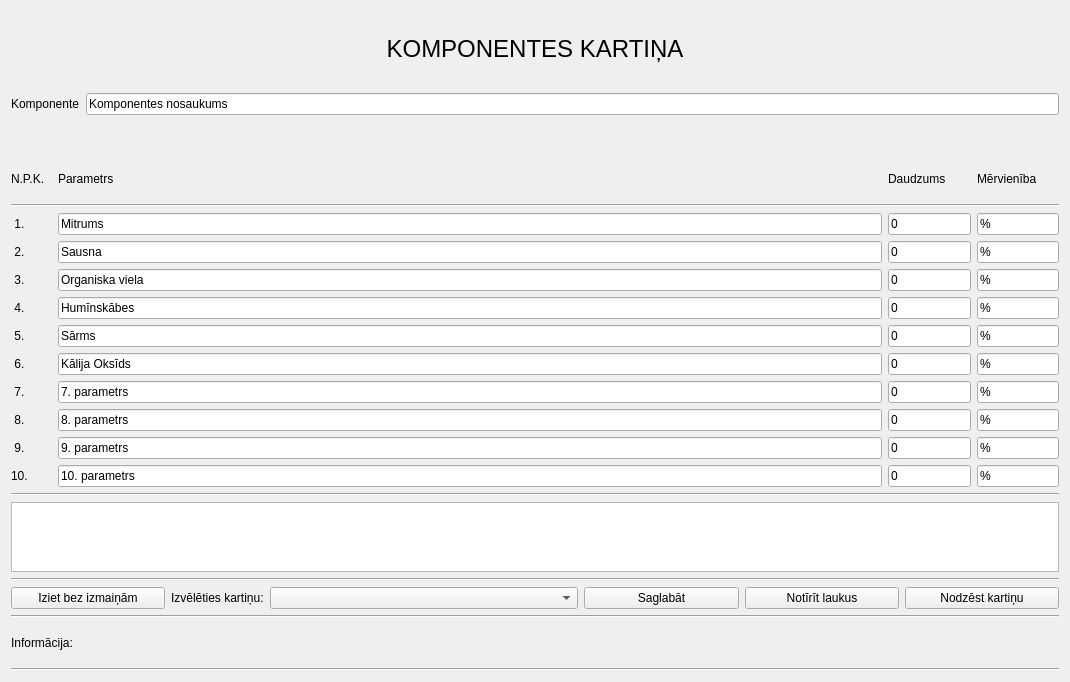
Before: the Qt Designer form componentcard.ui in kasarkonic/Sauka1, drawn with Qt 5.
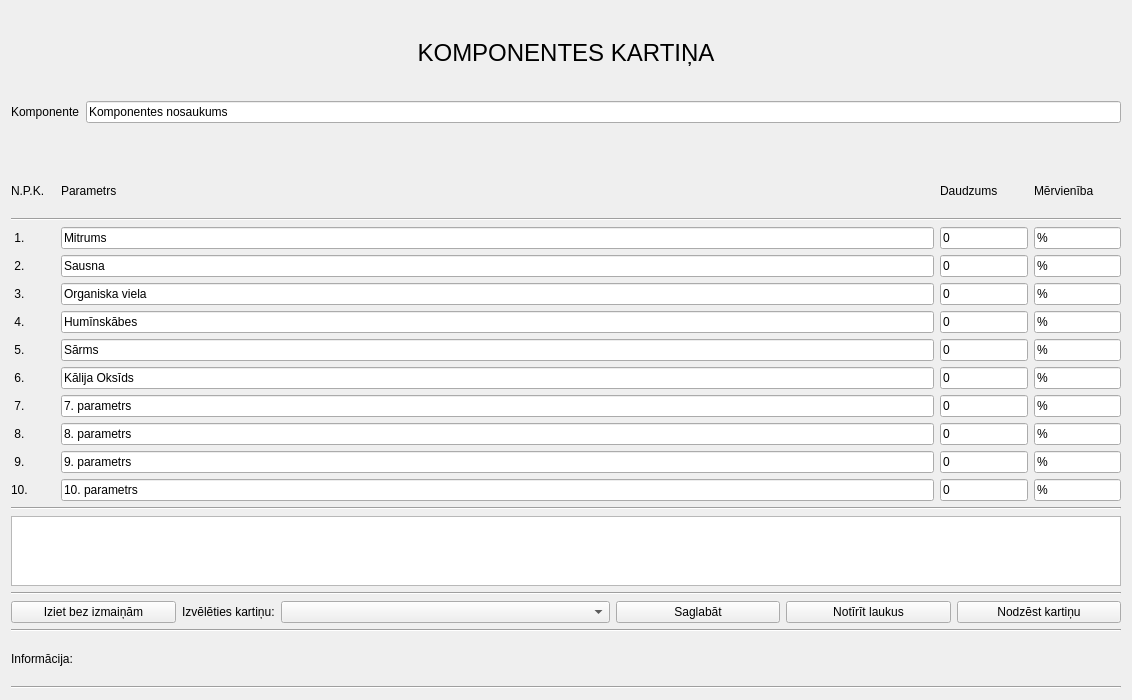
After: the same form once the commit is applied.

Patch:
```diff
--- a/componentcard.ui
+++ b/componentcard.ui
@@ -6,8 +6,8 @@
    <rect>
     <x>0</x>
     <y>0</y>
-    <width>1070</width>
-    <height>682</height>
+    <width>1132</width>
+    <height>700</height>
    </rect>
   </property>
   <property name="windowTitle">
```
